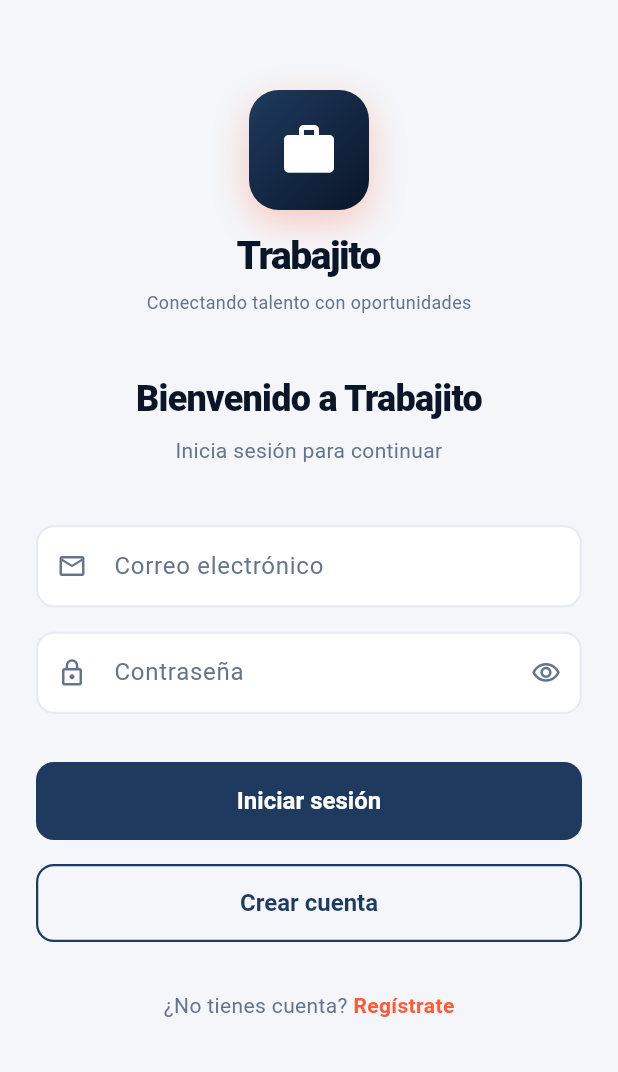
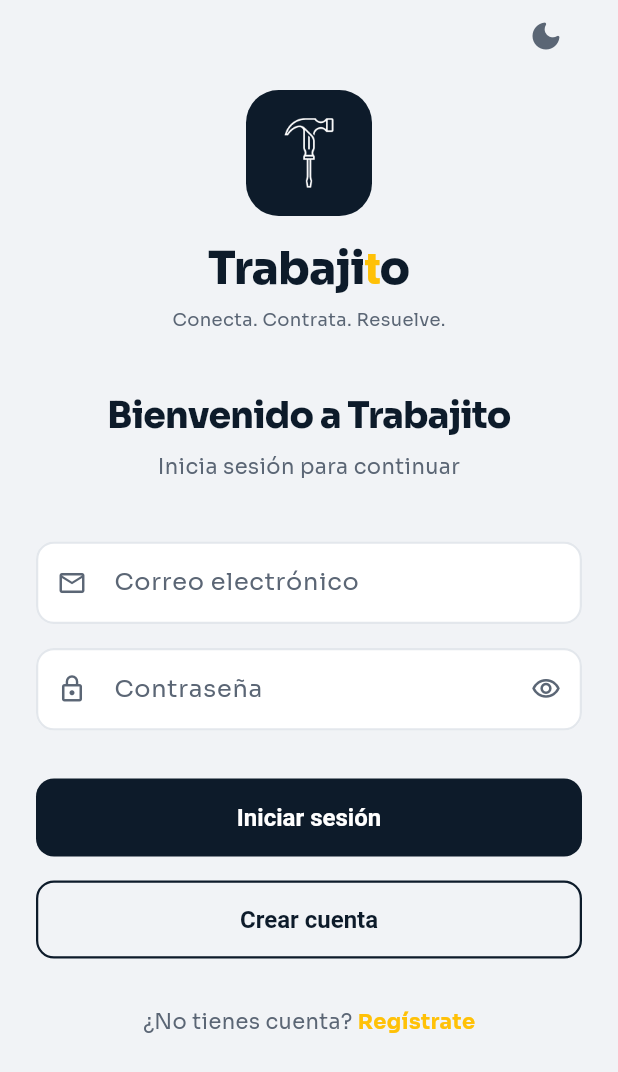
Before and after one commit to cadaba25/TRABAJITO-APP, a Flutter app: the screen it shows after launch, on a phone screen of 412 x 824 dp. Shown: the top 1072 px of the screen. Run offline on Flutter 3.47's test engine with Material 3 defaults, Android fonts, the phone set to English and light mode, and no system bars; our stand-ins replace cloud_firestore, firebase_auth, firebase_core, google_fonts; accounts and stored records are empty.

Commit message:
Marca Trabajito V1.0: paleta, logo, tipografia Sora + tema en login
- Paleta del manual: azul marino #0D1B2A, azul profesional #1565C0,
  dorado #FFC107 (acento), verde #20C997, gris claro #F1F3F6.
- Logo de marca como asset (simbolo martillo+desarmador) y widgets
  LogoSimbolo/LogoInsignia/LogoTrabajito/LogoTextoSolo; reemplaza el
  icono generico en splash, login y bienvenida.
- Tipografia Sora aplicada a los temas claro/oscuro.
- Tagline "Conecta. Contrata. Resuelve.".
- Boton para cambiar de tema (claro/oscuro) en la pantalla de login.

Co-Authored-By: Claude Opus 4.8 <noreply@anthropic.com>
Claude-Session: https://claude.ai/code/session_01GbBBJNMK8iRPJ5Zz2J5ivU

```diff
--- a/lib/screens/login_screen.dart
+++ b/lib/screens/login_screen.dart
@@ -2,6 +2,7 @@ import 'package:flutter/material.dart';
 import '../services/auth_service.dart';
 import '../utils/constantes.dart';
 import '../widgets/custom_textfield.dart';
+import '../widgets/logo_trabajito.dart';
 import 'bienvenida_registro_screen.dart';
 
 class LoginScreen extends StatefulWidget {
@@ -78,7 +79,23 @@ class _LoginScreenState extends State<LoginScreen>
               child: Column(
                 crossAxisAlignment: CrossAxisAlignment.stretch,
                 children: [
-                  const SizedBox(height: 60),
+                  Align(
+                    alignment: Alignment.centerRight,
+                    child: ValueListenableBuilder<bool>(
+                      valueListenable: notificadorTema,
+                      builder: (_, oscuro, __) => IconButton(
+                        onPressed: () =>
+                            notificadorTema.value = !notificadorTema.value,
+                        icon: Icon(
+                            oscuro
+                                ? Icons.light_mode_rounded
+                                : Icons.dark_mode_rounded,
+                            color: colorTextoSuave(context)),
+                        tooltip: oscuro ? 'Modo claro' : 'Modo oscuro',
+                      ),
+                    ),
+                  ),
+                  const SizedBox(height: 12),
                   _construirLogo(context),
                   const SizedBox(height: 40),
                   Text(
@@ -182,37 +199,10 @@ class _LoginScreenState extends State<LoginScreen>
   Widget _construirLogo(BuildContext context) {
     return Column(
       children: [
-        Container(
-          width: 80,
-          height: 80,
-          decoration: BoxDecoration(
-            gradient: const LinearGradient(
-              begin: Alignment.topLeft,
-              end: Alignment.bottomRight,
-              colors: [AppColores.secundario, AppColores.principal],
-            ),
-            borderRadius: BorderRadius.circular(20),
-            boxShadow: [
-              BoxShadow(
-                color: AppColores.acento.withOpacity(0.30),
-                blurRadius: 20,
-                offset: const Offset(0, 8),
-              ),
-            ],
-          ),
-          child: const Icon(Icons.work_rounded, color: Colors.white, size: 40),
-        ),
-        const SizedBox(height: 12),
-        Text(
-          AppTextos.nombreApp,
-          style: TextStyle(
-            fontSize: 26,
-            fontWeight: FontWeight.w900,
-            color: colorTextoFuerte(context),
-            letterSpacing: -1,
-          ),
-        ),
-        const SizedBox(height: 4),
+        const LogoInsignia(size: 84),
+        const SizedBox(height: 16),
+        LogoTextoSolo(altura: 30, color: colorTextoFuerte(context)),
+        const SizedBox(height: 6),
         Text(
           AppTextos.tagline,
           style: TextStyle(fontSize: 12, color: colorTextoSuave(context)),
--- a/lib/screens/tabs/ranking_tab.dart
+++ b/lib/screens/tabs/ranking_tab.dart
@@ -72,7 +72,7 @@ class RankingTab extends StatelessWidget {
         gradient: const LinearGradient(
           begin: Alignment.topLeft,
           end: Alignment.bottomRight,
-          colors: [AppColores.secundario, AppColores.principal],
+          colors: [AppColores.principal, AppColores.azulProfesional],
         ),
         borderRadius: BorderRadius.circular(18),
       ),
--- a/lib/screens/tabs/trabajos_tab.dart
+++ b/lib/screens/tabs/trabajos_tab.dart
@@ -98,7 +98,7 @@ class _TrabajosTabState extends State<TrabajosTab> {
           gradient: const LinearGradient(
             begin: Alignment.topLeft,
             end: Alignment.bottomRight,
-            colors: [AppColores.secundario, AppColores.principal],
+            colors: [AppColores.principal, AppColores.azulProfesional],
           ),
           borderRadius: BorderRadius.circular(18),
         ),
--- a/lib/utils/constantes.dart
+++ b/lib/utils/constantes.dart
@@ -1,33 +1,38 @@
 import 'package:flutter/material.dart';
+import 'package:google_fonts/google_fonts.dart';
 
 // ─────────────────────────────────────────────────────────────
-// COLORES
+// COLORES — Manual de marca Trabajito V1.0
 // ─────────────────────────────────────────────────────────────
 class AppColores {
   // Paleta de marca
-  static const Color principal   = Color(0xFF0A1628); // Principal
-  static const Color secundario  = Color(0xFF1E3A5F); // Secundario
-  static const Color acento      = Color(0xFFFF5A36); // Acento
-  static const Color texto       = Color(0xFF1A1A2E); // Texto
+  static const Color principal      = Color(0xFF0D1B2A); // Azul Marino
+  static const Color azulProfesional= Color(0xFF1565C0); // Azul Profesional
+  static const Color dorado         = Color(0xFFFFC107); // Amarillo Dorado (acento héroe)
+  static const Color verde          = Color(0xFF20C997); // Verde Moderno
+  static const Color grisLienzo     = Color(0xFFF1F3F6); // Gris Claro
+  static const Color texto          = Color(0xFF0D1B2A); // Texto (marino)
 
   // Alias retrocompatibles (usados en todo el código existente)
-  static const Color azulOscuro  = principal;          // #0A1628
-  static const Color azul        = secundario;         // #1E3A5F
-  static const Color azulClaro   = Color(0xFF2C5282);
+  static const Color azulOscuro  = principal;            // #0D1B2A
+  static const Color secundario  = principal;
+  static const Color azul        = azulProfesional;      // #1565C0
+  static const Color azulClaro   = Color(0xFF1E88E5);
+  static const Color acento      = dorado;               // #FFC107
   static const Color blanco      = Color(0xFFFFFFFF);
-  static const Color grisClaro   = Color(0xFFE6EAF1);
-  static const Color grisMedio   = Color(0xFF94A3B8);
-  static const Color grisTexto   = Color(0xFF64748B);
+  static const Color grisClaro   = Color(0xFFE3E7EC);
+  static const Color grisMedio   = Color(0xFF8A93A2);
+  static const Color grisTexto   = Color(0xFF5B6675);
   static const Color error       = Color(0xFFEF4444);
-  static const Color exito       = Color(0xFF22C55E);
-  static const Color fondo       = Color(0xFFF4F6F9); // Fondo
-  static const Color advertencia = Color(0xFFF59E0B);
+  static const Color exito       = verde;                // #20C997
+  static const Color fondo       = grisLienzo;           // #F1F3F6
+  static const Color advertencia = dorado;
 
   // Superficies para modo oscuro
-  static const Color fondoOscuro      = Color(0xFF0A1628);
-  static const Color superficieOscura = Color(0xFF16243B);
-  static const Color bordeOscuro      = Color(0xFF24364F);
-  static const Color textoOscuro      = Color(0xFFE6EAF2);
+  static const Color fondoOscuro      = Color(0xFF0A1622);
+  static const Color superficieOscura = Color(0xFF14273A);
+  static const Color bordeOscuro      = Color(0xFF24384F);
+  static const Color textoOscuro      = Color(0xFFE7ECF2);
 }
 
 /// Notificador global del modo de tema (false = claro, true = oscuro).
@@ -38,7 +43,7 @@ final ValueNotifier<bool> notificadorTema = ValueNotifier<bool>(false);
 // ─────────────────────────────────────────────────────────────
 class AppTextos {
   static const String nombreApp       = 'Trabajito';
-  static const String tagline         = 'Conectando talento con oportunidades';
+  static const String tagline         = 'Conecta. Contrata. Resuelve.';
   static const String bienvenido      = 'Bienvenido a Trabajito';
   static const String subtituloLogin  = 'Inicia sesión para continuar';
   static const String correo          = 'Correo electrónico';
@@ -215,6 +220,7 @@ class AppTema {
     return ThemeData(
       useMaterial3: true,
       brightness: Brightness.light,
+      textTheme: GoogleFonts.soraTextTheme(ThemeData(brightness: Brightness.light).textTheme),
       colorScheme: ColorScheme.fromSeed(
         seedColor: AppColores.secundario,
         brightness: Brightness.light,
@@ -279,6 +285,7 @@ class AppTema {
     return ThemeData(
       useMaterial3: true,
       brightness: Brightness.dark,
+      textTheme: GoogleFonts.soraTextTheme(ThemeData(brightness: Brightness.dark).textTheme),
       colorScheme: const ColorScheme(
         brightness: Brightness.dark,
         primary: AppColores.acento,
--- /dev/null
+++ b/lib/widgets/logo_trabajito.dart
@@ -0,0 +1,111 @@
+import 'package:flutter/material.dart';
+import 'package:google_fonts/google_fonts.dart';
+import '../utils/constantes.dart';
+
+/// Símbolo de marca (monograma martillo + desarmador), teñible.
+class LogoSimbolo extends StatelessWidget {
+  final double size;
+  final Color? color;
+  const LogoSimbolo({super.key, this.size = 32, this.color});
+
+  @override
+  Widget build(BuildContext context) {
+    return Image.asset(
+      'assets/images/simbolo_trabajito.png',
+      height: size,
+      width: size,
+      color: color,
+      colorBlendMode: color != null ? BlendMode.srcIn : null,
+      fit: BoxFit.contain,
+    );
+  }
+}
+
+/// Insignia tipo ícono de aplicación: símbolo blanco sobre azul marino.
+class LogoInsignia extends StatelessWidget {
+  final double size;
+  const LogoInsignia({super.key, this.size = 56});
+
+  @override
+  Widget build(BuildContext context) {
+    return Container(
+      width: size,
+      height: size,
+      decoration: BoxDecoration(
+        color: AppColores.principal,
+        borderRadius: BorderRadius.circular(size * 0.26),
+      ),
+      alignment: Alignment.center,
+      child: LogoSimbolo(size: size * 0.58, color: AppColores.blanco),
+    );
+  }
+}
+
+/// Solo la palabra "Trabajito" (Sora) con la "t" dorada.
+class LogoTextoSolo extends StatelessWidget {
+  final double altura;
+  final Color? color;
+  const LogoTextoSolo({super.key, this.altura = 26, this.color});
+
+  @override
+  Widget build(BuildContext context) {
+    final c = color ??
+        (Theme.of(context).brightness == Brightness.dark
+            ? AppColores.textoOscuro
+            : AppColores.principal);
+    return RichText(
+      text: TextSpan(
+        style: GoogleFonts.sora(
+          fontSize: altura,
+          fontWeight: FontWeight.w800,
+          letterSpacing: -0.5,
+          color: c,
+        ),
+        children: const [
+          TextSpan(text: 'Trabaji'),
+          TextSpan(text: 't', style: TextStyle(color: AppColores.dorado)),
+          TextSpan(text: 'o'),
+        ],
+      ),
+    );
+  }
+}
+
+/// Logotipo horizontal: insignia + palabra "Trabajito" (Sora) con punto dorado.
+class LogoTrabajito extends StatelessWidget {
+  final double altura;
+  final Color? colorTexto;
+  const LogoTrabajito({super.key, this.altura = 40, this.colorTexto});
+
+  @override
+  Widget build(BuildContext context) {
+    final color = colorTexto ??
+        (Theme.of(context).brightness == Brightness.dark
+            ? AppColores.textoOscuro
+            : AppColores.principal);
+    return Row(
+      mainAxisSize: MainAxisSize.min,
+      children: [
+        LogoInsignia(size: altura),
+        SizedBox(width: altura * 0.28),
+        RichText(
+          text: TextSpan(
+            style: GoogleFonts.sora(
+              fontSize: altura * 0.62,
+              fontWeight: FontWeight.w800,
+              letterSpacing: -0.5,
+              color: color,
+            ),
+            children: [
+              const TextSpan(text: 'Trabaji'),
+              const TextSpan(
+                  text: 't',
+                  style: TextStyle(color: AppColores.dorado)),
+              const TextSpan(text: 'o'),
+            ],
+          ),
+        ),
+      ],
+    );
+  }
+}
--- a/pubspec.yaml
+++ b/pubspec.yaml
@@ -23,3 +23,5 @@ dev_dependencies:
 
 flutter:
   uses-material-design: true
+  assets:
+    - assets/images/
```
Also changed, not shown: lib/main.dart (+6 -16 lines), lib/screens/bienvenida_registro_screen.dart (+2 -26 lines), assets/images/simbolo_trabajito.png (added).
